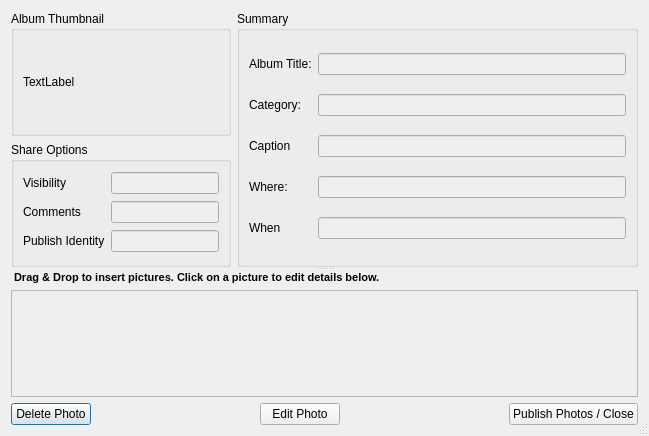
Qt form retroshare-gui/src/gui/PhotoShare/AlbumDialog.ui (RetroShare/RetroShare) before a commit.
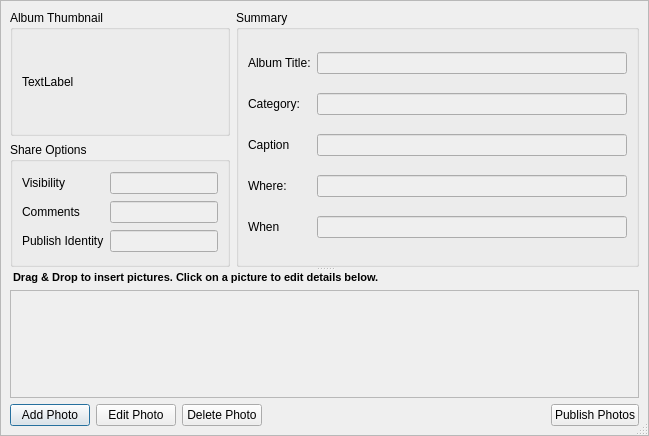
The same form after that commit. Icons and pictures are not drawn. Custom widgets are drawn as their Qt base class.

Commit message: Added some headerFrame's changed some button order

Diff of the .ui file:
```diff
--- a/retroshare-gui/src/gui/PhotoShare/AlbumDialog.ui
+++ b/retroshare-gui/src/gui/PhotoShare/AlbumDialog.ui
@@ -20,8 +20,33 @@
   <property name="sizeGripEnabled">
    <bool>true</bool>
   </property>
-  <layout class="QVBoxLayout" name="verticalLayout_3">
-   <item>
+  <layout class="QGridLayout" name="gridLayout_5">
+   <property name="margin">
+    <number>0</number>
+   </property>
+   <property name="spacing">
+    <number>0</number>
+   </property>
+   <item row="0" column="0">
+    <widget class="QFrame" name="headerFrame">
+     <property name="frameShape">
+      <enum>QFrame::StyledPanel</enum>
+     </property>
+     <property name="frameShadow">
+      <enum>QFrame::Raised</enum>
+     </property>
+    </widget>
+   </item>
+   <item row="1" column="0">
+    <widget class="QFrame" name="frame">
+     <property name="frameShape">
+      <enum>QFrame::StyledPanel</enum>
+     </property>
+     <property name="frameShadow">
+      <enum>QFrame::Raised</enum>
+     </property>
+     <layout class="QGridLayout" name="gridLayout">
+      <item row="0" column="0">
     <widget class="QSplitter" name="splitter">
      <property name="orientation">
       <enum>Qt::Vertical</enum>
@@ -284,8 +309,8 @@
            <rect>
             <x>0</x>
             <y>0</y>
-            <width>627</width>
-            <height>116</height>
+               <width>625</width>
+               <height>103</height>
            </rect>
           </property>
           <property name="styleSheet">
@@ -299,8 +324,22 @@
      </widget>
     </widget>
    </item>
-   <item>
+      <item row="1" column="0">
     <layout class="QHBoxLayout" name="horizontalLayout">
+        <item>
+         <widget class="QPushButton" name="pushButton_AddPhoto">
+          <property name="text">
+           <string>Add Photo</string>
+          </property>
+         </widget>
+        </item>
+        <item>
+         <widget class="QPushButton" name="pushButton_EditPhoto">
+          <property name="text">
+           <string>Edit Photo</string>
+          </property>
+         </widget>
+        </item>
      <item>
       <widget class="QPushButton" name="pushButton_DeletePhoto">
        <property name="text">
@@ -308,26 +347,6 @@
        </property>
       </widget>
      </item>
-     <item>
-      <spacer name="horizontalSpacer">
-       <property name="orientation">
-        <enum>Qt::Horizontal</enum>
-       </property>
-       <property name="sizeHint" stdset="0">
-        <size>
-         <width>40</width>
-         <height>20</height>
-        </size>
-       </property>
-      </spacer>
-     </item>
-     <item>
-      <widget class="QPushButton" name="pushButton">
-       <property name="text">
-        <string>Edit Photo</string>
-       </property>
-      </widget>
-     </item>
      <item>
       <spacer name="horizontalSpacer_2">
        <property name="orientation">
@@ -344,13 +363,18 @@
      <item>
       <widget class="QPushButton" name="pushButton_PublishPhotos">
        <property name="text">
-        <string>Publish Photos / Close</string>
+           <string>Publish Photos</string>
        </property>
       </widget>
      </item>
     </layout>
    </item>
   </layout>
+    </widget>
+   </item>
+  </layout>
+  <zorder>frame</zorder>
+  <zorder>headerFrame</zorder>
  </widget>
  <customwidgets>
   <customwidget>
```
Lines whose indentation alone changed are shown as unchanged. The commit also changes 6 other files.
